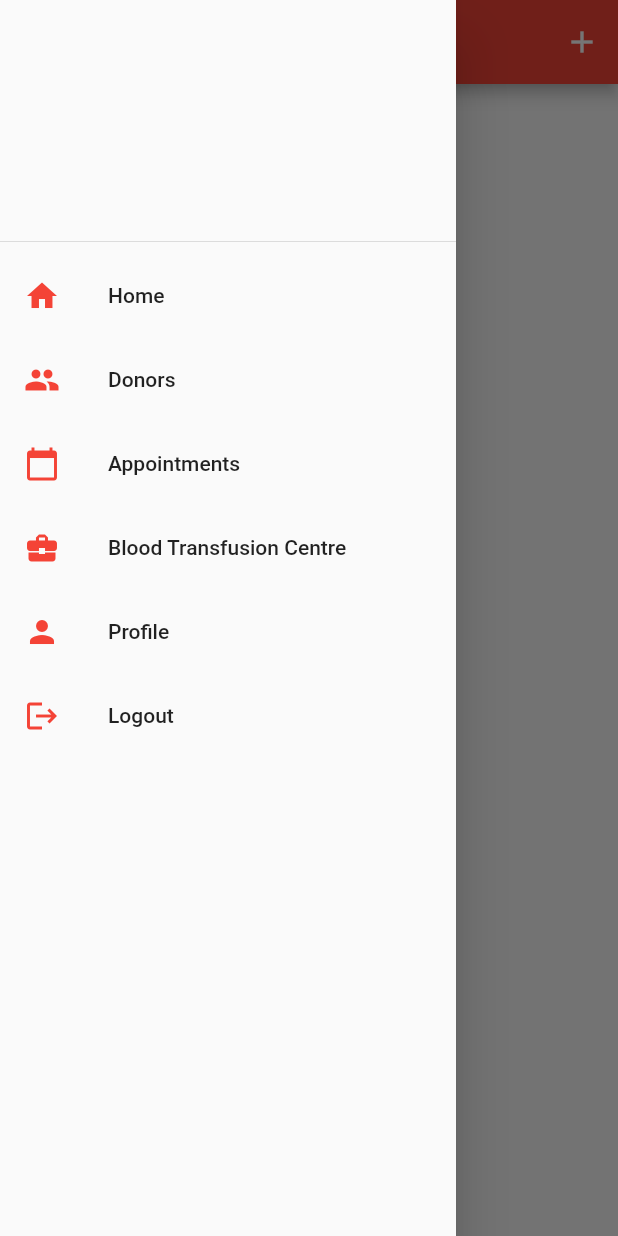
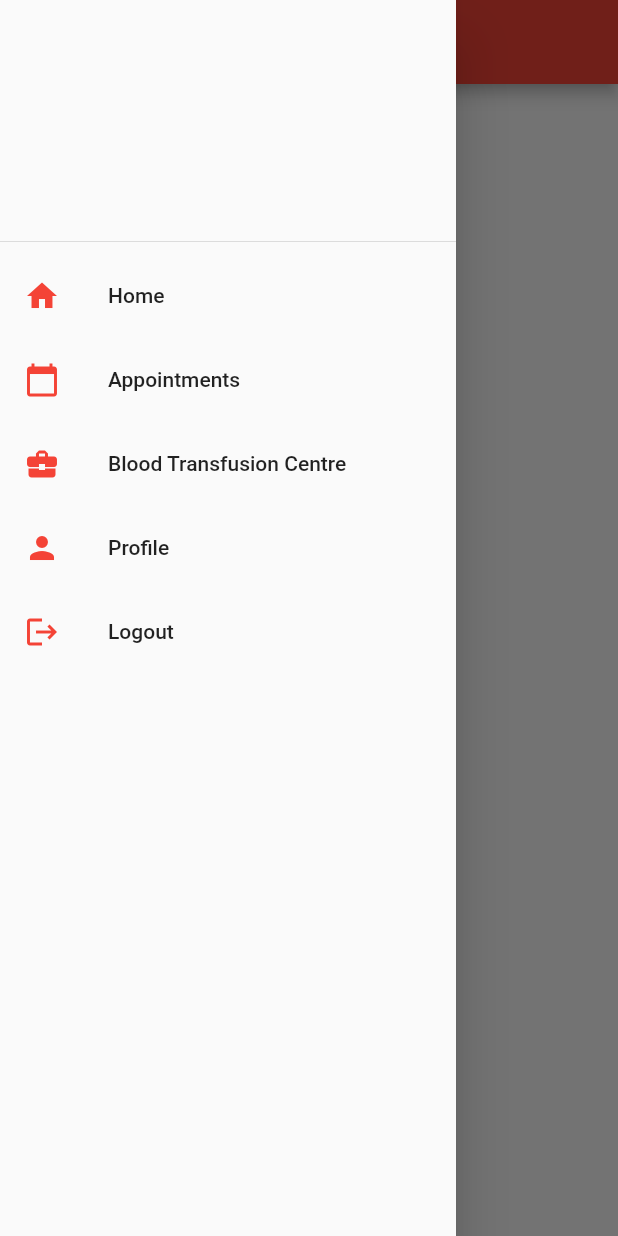
Before and after one commit to geek911/BW-Blood-Services, a Flutter app: the HomePage screen opened by its route, with the side drawer open, on a phone screen of 412 x 824 dp. Run offline on Flutter 3.47's test engine with Material 2 defaults, Android fonts, the phone set to English and light mode, and no system bars; our stand-ins replace cloud_firestore, firebase_auth, firebase_core; accounts and stored records are empty.

Commit message:
Added conditional rendering

```diff
--- a/lib/pages/appointment_page.dart
+++ b/lib/pages/appointment_page.dart
@@ -4,6 +4,7 @@ import 'package:bw_blood_final/models/appointment.dart';
 import 'package:bw_blood_final/models/centre.dart';
 import 'package:bw_blood_final/services/appointment_service.dart';
 import 'package:bw_blood_final/services/centre_services.dart';
+import 'package:bw_blood_final/services/user_service.dart';
 import 'package:bw_blood_final/widgets/main_drawer.dart';
 import 'package:flutter/material.dart';
 
@@ -76,10 +77,11 @@ class _AppointmentPageState extends State<AppointmentPage> {
         title: Text('Appointment'),
         centerTitle: true,
         actions: [
+          UserService.isAdmin ?
           IconButton(icon: Icon(Icons.approval), onPressed: ()async{
             await Navigator.pushNamed(context, APPROVAL_PAGE);
 
-          })
+          }) : Text('')
         ],
       ),
       body:  Column(
--- a/lib/pages/btc_page.dart
+++ b/lib/pages/btc_page.dart
@@ -1,6 +1,7 @@
 import 'package:bw_blood_final/constants/routes.dart';
 import 'package:bw_blood_final/models/centre.dart';
 import 'package:bw_blood_final/services/centre_services.dart';
+import 'package:bw_blood_final/services/user_service.dart';
 import 'package:bw_blood_final/widgets/main_drawer.dart';
 import 'package:flutter/material.dart';
 
@@ -58,9 +59,10 @@ class _BTCPageState extends State<BTCPage> {
       appBar: AppBar(
         title: Text('BLOOD TRANSFUSION CENTRE'),
         actions: [
+          UserService.isAdmin ?
           IconButton(icon: Icon(Icons.add), onPressed: () async{
             await Navigator.pushNamed(context, ADD_BTC_PAGE);
-          })
+          }): Text('')
         ],
         centerTitle: true,
       ),
--- a/lib/pages/home_page.dart
+++ b/lib/pages/home_page.dart
@@ -3,6 +3,7 @@
 import 'package:bw_blood_final/constants/routes.dart';
 import 'package:bw_blood_final/models/tip.dart';
 import 'package:bw_blood_final/services/tip_service.dart';
+import 'package:bw_blood_final/services/user_service.dart';
 import 'package:bw_blood_final/widgets/main_drawer.dart';
 import 'package:flutter/material.dart';
 
@@ -79,12 +80,13 @@ class _HomePageState extends State<HomePage> {
 
     return Scaffold(
       appBar: AppBar(
-        title: Text('DAILY TIPS'),
+        title: Text('BLOG'),
         centerTitle: true,
         actions: [
+          UserService.isAdmin ?
           IconButton(icon: Icon(Icons.add), onPressed: ()async {
             await Navigator.pushNamed(context, ADD_DAILY_TIP_PAGE);
-          })
+          }) : Text('')
         ],
       ),
       body: loadTips(this._allTips),
--- a/lib/widgets/main_drawer.dart
+++ b/lib/widgets/main_drawer.dart
@@ -3,6 +3,7 @@ import 'package:bw_blood_final/services/user_service.dart';
 import 'package:flutter/material.dart';
 
 Widget mainDrawer(BuildContext context) {
+  if(UserService.isAdmin){
     return Drawer(
         child: ListView(
           children: [
@@ -75,4 +76,69 @@ Widget mainDrawer(BuildContext context) {
             ),
           ],
         ));
+  }else{
+    return Drawer(
+        child: ListView(
+          children: [
+            DrawerHeader(
+                child: Center(
+                  // child: Text('BW BLOOD SERVICES'),
+                )),
+            ListTile(
+              leading: Icon(
+                Icons.home,
+                color: Theme.of(context).primaryColor,
+              ),
+              title: Text('Home'),
+              onTap: () async {
+                await Navigator.pushReplacementNamed(context, HOME_PAGE);
+                // Navigator.pop(context);
+              },
+            ),
+
+            ListTile(
+                leading: Icon(
+                  Icons.calendar_today,
+                  color: Theme.of(context).primaryColor,
+                ),
+                title: Text('Appointments'),
+                onTap: () async {
+                  await Navigator.pushReplacementNamed(context, APPOINTMENTS_PAGE);
+                  // Navigator.pop(context);
+                }),
+            ListTile(
+                leading: Icon(
+                  Icons.business_center,
+                  color: Theme.of(context).primaryColor,
+                ),
+                title: Text('Blood Transfusion Centre'),
+                onTap: () async {
+                  await Navigator.pushReplacementNamed(context, BTC_PAGE);
+                  // Navigator.pop(context);
+                }),
+            ListTile(
+                leading: Icon(
+                  Icons.person,
+                  color: Theme.of(context).primaryColor,
+                ),
+                title: Text('Profile'),
+                onTap: () async {
+                  await Navigator.pushReplacementNamed(context, PROFILE_PAGE);
+                  // Navigator.pop(context);
+                }),
+            ListTile(
+              leading: Icon(
+                Icons.logout,
+                color: Theme.of(context).primaryColor,
+              ),
+              onTap: () async {
+                await UserService().logout();
+                await Navigator.pushReplacementNamed(context, LOGIN_PAGE);
+              },
+              title: Text('Logout'),
+            ),
+          ],
+        ));
   }
+
+}
```
Also changed, not shown: lib/pages/login_page.dart (+21 -2 lines), lib/pages/register_page.dart (+3 -5 lines), lib/services/user_service.dart (+16 -0 lines), lib/widgets/admin_main_drawer.dart (added, +78 -0 lines). Lines whose indentation alone changed are shown as unchanged.
